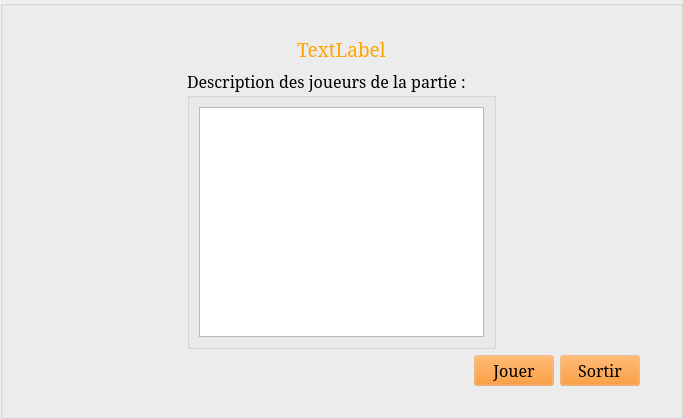
Old version of the form StreetCar/StreetCar/DescriptionPlayersNetwork.ui in the repository paboccard/Projet_Prog_Jeu.
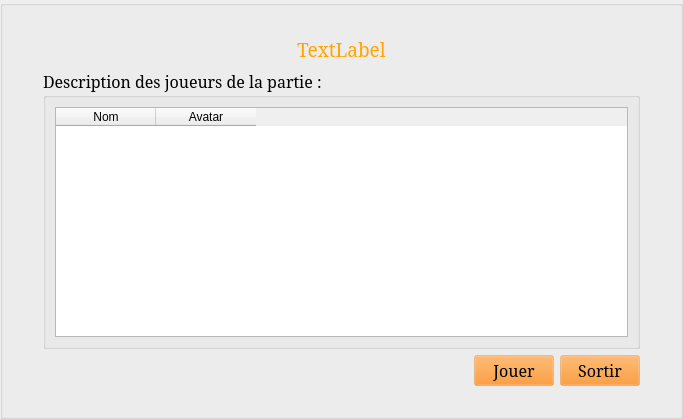
New version of the form. Icons and pictures are not drawn.

Commit message: implementation du network

Patch:
```diff
--- a/StreetCar/StreetCar/DescriptionPlayersNetwork.ui
+++ b/StreetCar/StreetCar/DescriptionPlayersNetwork.ui
@@ -110,19 +110,6 @@
       </item>
       <item>
        <layout class="QHBoxLayout" name="DescribePlayerLayout">
-        <item>
-         <spacer name="horizontalSpacer_4">
-          <property name="orientation">
-           <enum>Qt::Horizontal</enum>
-          </property>
-          <property name="sizeHint" stdset="0">
-           <size>
-            <width>40</width>
-            <height>20</height>
-           </size>
-          </property>
-         </spacer>
-        </item>
         <item>
          <widget class="QGroupBox" name="groupBox_2">
           <property name="font">
@@ -136,31 +123,43 @@
           </property>
           <layout class="QVBoxLayout" name="verticalLayout_3">
            <item>
-            <widget class="QTableWidget" name="tableWidget">
-             <property name="font">
-              <font>
-               <family>Serif</family>
-               <pointsize>12</pointsize>
-              </font>
+            <widget class="QTableWidget" name="tablePlayer">
+             <property name="enabled">
+              <bool>true</bool>
              </property>
+             <property name="lineWidth">
+              <number>1</number>
+             </property>
+             <property name="horizontalScrollBarPolicy">
+              <enum>Qt::ScrollBarAlwaysOff</enum>
+             </property>
+             <property name="iconSize">
+              <size>
+               <width>0</width>
+               <height>0</height>
+              </size>
+             </property>
+             <property name="columnCount">
+              <number>2</number>
+             </property>
+             <attribute name="verticalHeaderVisible">
+              <bool>false</bool>
+             </attribute>
+             <column>
+              <property name="text">
+               <string>Nom</string>
+              </property>
+             </column>
+             <column>
+              <property name="text">
+               <string>Avatar</string>
+              </property>
+             </column>
             </widget>
            </item>
           </layout>
          </widget>
         </item>
-        <item>
-         <spacer name="horizontalSpacer_5">
-          <property name="orientation">
-           <enum>Qt::Horizontal</enum>
-          </property>
-          <property name="sizeHint" stdset="0">
-           <size>
-            <width>40</width>
-            <height>20</height>
-           </size>
-          </property>
-         </spacer>
-        </item>
        </layout>
       </item>
       <item>
```
The commit also changes 9 other files.
